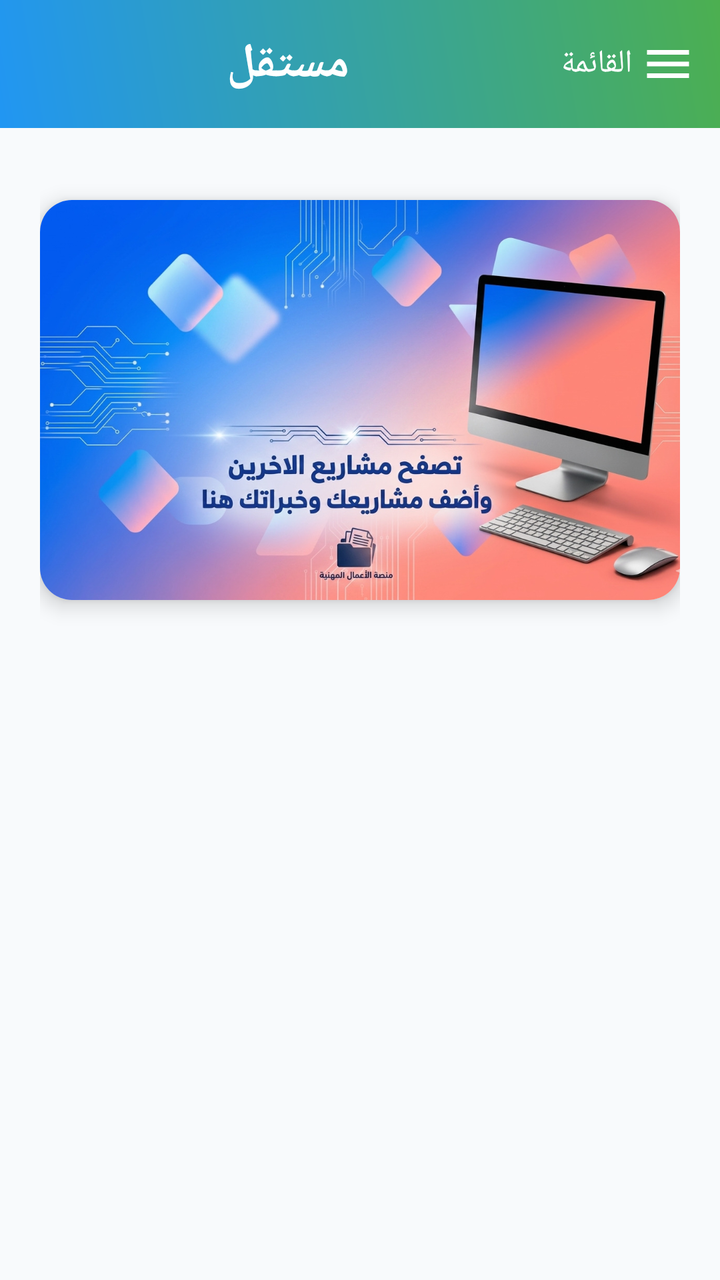
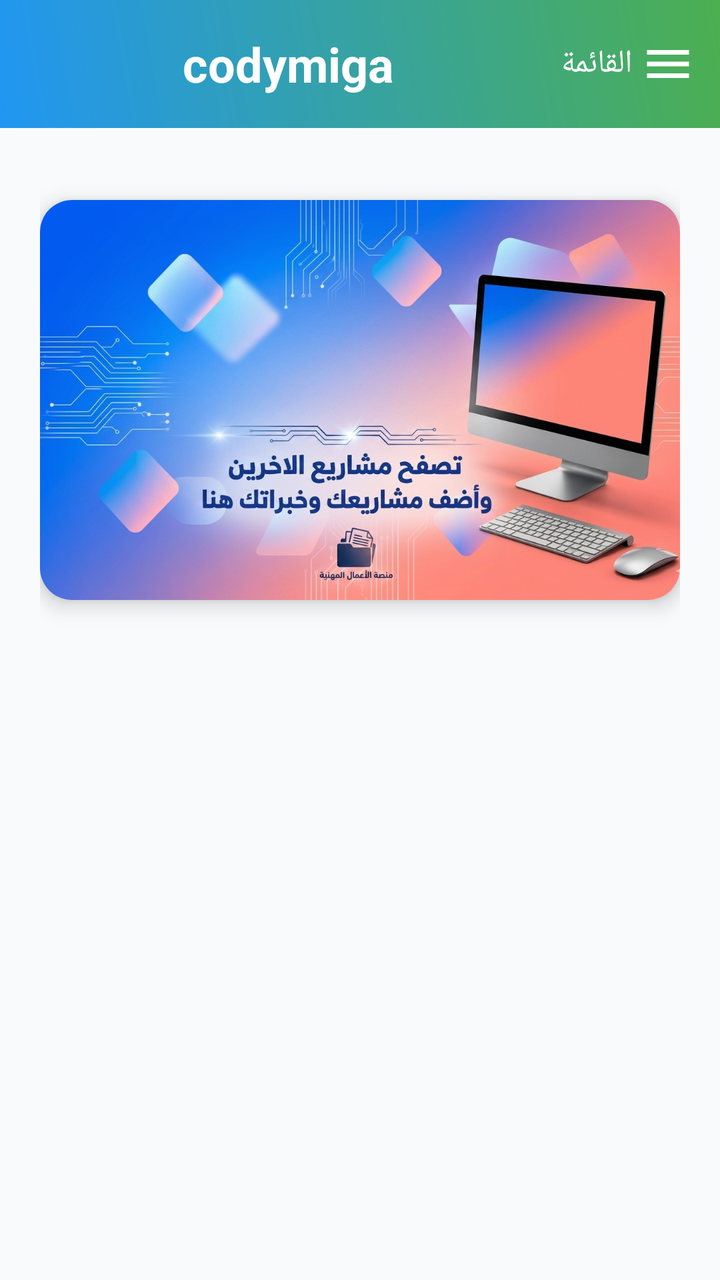

Compare the two renders of this Android layout. The source of the first and the diff that turns it into the second are given below.
<!-- AndroidManifest.xml: application theme Theme.servicesapp -->
<!-- res/layout/activity_main.xml -->
<?xml version="1.0" encoding="utf-8"?>
<androidx.drawerlayout.widget.DrawerLayout 
    xmlns:android="http://schemas.android.com/apk/res/android"
    xmlns:app="http://schemas.android.com/apk/res-auto"
    android:id="@+id/drawerLayout"
    android:layout_width="match_parent"
    android:layout_height="match_parent"
    android:layoutDirection="rtl"
    android:fitsSystemWindows="true"> 

    <LinearLayout
        android:layout_width="match_parent"
        android:layout_height="match_parent"
        android:orientation="vertical"
        android:background="#F8FAFC">

        <androidx.appcompat.widget.Toolbar
            android:layout_width="match_parent"
            android:layout_height="wrap_content" 
            android:minHeight="64dp"
            android:background="@drawable/gradient_header"
            android:elevation="8dp"
            android:layoutDirection="ltr">

            <LinearLayout
                android:layout_width="match_parent"
                android:layout_height="wrap_content"
                android:orientation="horizontal"
                android:paddingTop="8dp" 
                android:paddingBottom="8dp"
                android:gravity="center_vertical">

                <TextView
                    android:layout_width="0dp"
                    android:layout_height="wrap_content"
                    android:layout_weight="1"
                    android:text="مستقل"
                    android:textSize="24sp"
                    android:textStyle="bold"
                    android:textColor="#FFFFFF"
                    android:gravity="center" />

                <LinearLayout
                    android:id="@+id/btnMenu"
                    android:layout_width="wrap_content"
                    android:layout_height="48dp"
                    android:orientation="horizontal"
                    android:gravity="center_vertical"
                    android:paddingStart="8dp"
                    android:paddingEnd="12dp"
                    android:background="?attr/selectableItemBackground"
                    android:clickable="true"
                    android:focusable="true">

                    <TextView
                        android:layout_width="wrap_content"
                        android:layout_height="wrap_content"
                        android:text="القائمة"
                        android:textSize="16sp"
                        android:textColor="#FFFFFF"
                        android:layout_marginEnd="4dp" />

                    <ImageView
                        android:layout_width="28dp"
                        android:layout_height="28dp"
                        android:src="@drawable/ic_menu"
                        app:tint="#FFFFFF"
                        android:contentDescription="Menu" />
                </LinearLayout>
            </LinearLayout>
        </androidx.appcompat.widget.Toolbar>

        <ScrollView
            android:layout_width="match_parent"
            android:layout_height="match_parent"
            android:fillViewport="true">

            <LinearLayout
                android:layout_width="match_parent"
                android:layout_height="wrap_content"
                android:orientation="vertical"
                android:padding="20dp"
                android:gravity="center_horizontal">

                <androidx.cardview.widget.CardView
                    android:layout_width="match_parent"
                    android:layout_height="200dp"
                    android:layout_marginTop="16dp"
                    android:layout_marginBottom="24dp"
                    app:cardCornerRadius="16dp"
                    app:cardElevation="6dp">

                    <ImageView
                        android:id="@+id/ivHeaderBanner"
                        android:layout_width="match_parent"
                        android:layout_height="match_parent"
                        android:scaleType="centerCrop"
                        android:src="@drawable/header_banner" />
                </androidx.cardview.widget.CardView>

                <LinearLayout
                    android:id="@+id/projectsContainer"
                    android:layout_width="match_parent"
                    android:layout_height="wrap_content"
                    android:orientation="vertical"
                    android:layout_marginBottom="20dp" />

                <Button
                    android:id="@+id/btnMyProjects"
                    android:layout_width="match_parent"
                    android:layout_height="56dp"
                    android:text="مشاريعي"
                    android:textSize="18sp"
                    android:textStyle="bold"
                    android:textColor="#FFFFFF"
                    android:background="@drawable/gradient_button"
                    android:visibility="gone" />

            </LinearLayout>
        </ScrollView>
    </LinearLayout>

    <com.google.android.material.navigation.NavigationView
        android:id="@+id/navigationView"
        android:layout_width="280dp"
        android:layout_height="match_parent"
        android:layout_gravity="start"
        android:fitsSystemWindows="true"
        android:background="#1F2937" 
        app:headerLayout="@layout/nav_header"
        app:menu="@menu/nav_menu"
        app:itemIconTint="#FFFFFF" 
        app:itemTextColor="#FFFFFF" 
        app:itemIconSize="24dp" />

</androidx.drawerlayout.widget.DrawerLayout>
<!-- res/layout/nav_header.xml (included above) -->
<?xml version="1.0" encoding="utf-8"?>
<LinearLayout xmlns:android="http://schemas.android.com/apk/res/android"
    android:layout_width="match_parent"
    android:layout_height="200dp"
    android:orientation="vertical"
    android:background="@drawable/gradient_header"
    android:padding="24dp"
    android:gravity="bottom">

    <ImageView
        android:layout_width="80dp"
        android:layout_height="80dp"
        android:src="@drawable/ic_user"
        android:background="@drawable/circle_white"
        android:padding="16dp"
        android:layout_marginBottom="16dp" />

    <TextView
        android:id="@+id/tvUserName"
        android:layout_width="wrap_content"
        android:layout_height="wrap_content"
        android:text="مستخدم"
        android:textSize="20sp"
        android:textStyle="bold"
        android:textColor="@color/white"
        android:layout_marginBottom="4dp" />

    <TextView
        android:id="@+id/tvUserEmail"
        android:layout_width="wrap_content"
        android:layout_height="wrap_content"
        android:text="user@example.com"
        android:textSize="14sp"
        android:textColor="@color/white"
        android:alpha="0.8" />

</LinearLayout>
<!-- resources referenced by this layout -->
<resources>
  <color name="white">#FFFFFFFF</color>
  <!-- drawable circle_white (drawable) -->
  <?xml version="1.0" encoding="utf-8"?>
  <shape xmlns:android="http://schemas.android.com/apk/res/android"
      android:shape="oval">
      <solid android:color="@android:color/white" />
  </shape>
  <!-- drawable gradient_button (drawable) -->
  <?xml version="1.0" encoding="utf-8"?>
  <shape xmlns:android="http://schemas.android.com/apk/res/android"
      android:shape="rectangle">
      <gradient
          android:startColor="#2196F3"
          android:endColor="#4CAF50"
          android:angle="45" />
      <corners android:radius="12dp" />
  </shape>
  <!-- drawable gradient_header (drawable) -->
  <?xml version="1.0" encoding="utf-8"?>
  <shape xmlns:android="http://schemas.android.com/apk/res/android"
      android:shape="rectangle">
      <gradient
          android:startColor="#2196F3"
          android:endColor="#4CAF50"
          android:angle="45" />
  </shape>
  <!-- drawable header_banner: png bitmap (drawable, 965404 bytes) -->
  <!-- drawable ic_menu (drawable) -->
  <vector xmlns:android="http://schemas.android.com/apk/res/android"
      android:width="24dp"
      android:height="24dp"
      android:viewportWidth="24"
      android:viewportHeight="24">
      <path
          android:fillColor="#000000"
          android:pathData="M3,18h18v-2H3v2zm0,-5h18v-2H3v2zm0,-7v2h18V6H3z"/>
  </vector>
  <!-- drawable ic_user (drawable) -->
  <vector xmlns:android="http://schemas.android.com/apk/res/android"
      android:width="24dp"
      android:height="24dp"
      android:viewportWidth="24"
      android:viewportHeight="24">
      <path
          android:fillColor="#000000"
          android:pathData="M12,12c2.21,0 4,-1.79 4,-4s-1.79,-4 -4,-4 -4,1.79 -4,4 1.79,4 4,4zM12,14c-2.67,0 -8,1.34 -8,4v2h16v-2c0,-2.66 -5.33,-4 -8,-4z"/>
  </vector>
  <style name="Theme.servicesapp" parent="Base.Theme.servicesapp" />
  <style name="Base.Theme.servicesapp" parent="Theme.Material3.DayNight.NoActionBar">
          
          
      </style>
</resources>

<!-- the commit's change to res/layout/activity_main.xml (unified diff, before → after) -->
@@ -34,7 +34,7 @@
                     android:layout_width="0dp"
                     android:layout_height="wrap_content"
                     android:layout_weight="1"
-                    android:text="مستقل"
+                    android:text="codymiga"
                     android:textSize="24sp"
                     android:textStyle="bold"
                     android:textColor="#FFFFFF"
